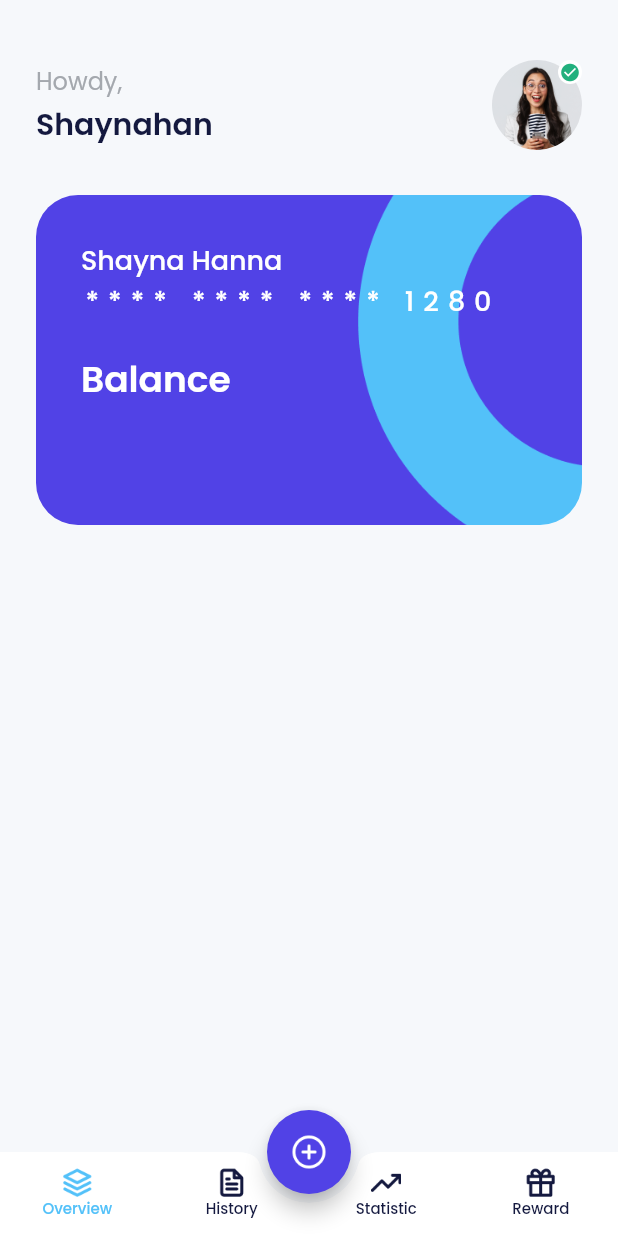
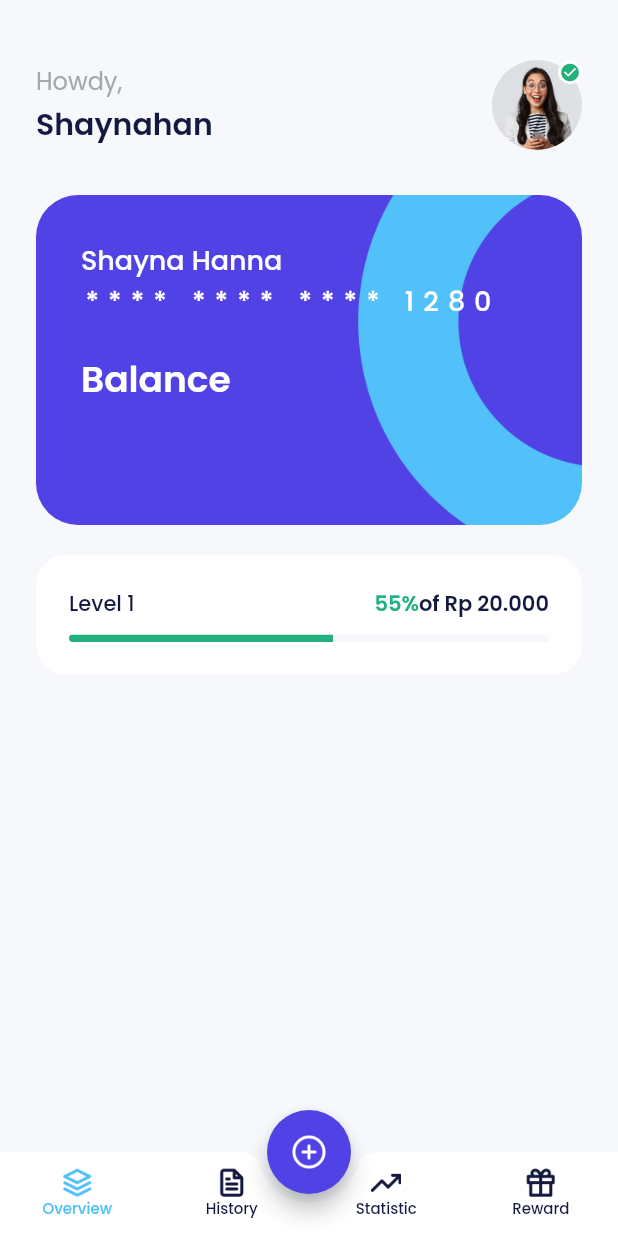
Before and after one commit to syaifudinm149/bank_sha, a Flutter app: the HomePage screen opened by its route, on a phone screen of 412 x 824 dp. Run offline on Flutter 3.47's test engine with Material 2 defaults, Android fonts, the phone set to English and light mode, and no system bars; our stand-ins replace carousel_slider, google_fonts.

Commit message:
slicing home page - build level

```diff
--- a/lib/ui/pages/home_page.dart
+++ b/lib/ui/pages/home_page.dart
@@ -79,6 +79,7 @@ class HomePage extends StatelessWidget {
         children: [
           buildProfile(),
           buildWalletCard(),
+          buildLevel(),
         ],
       ),
     );
@@ -195,4 +196,56 @@ class HomePage extends StatelessWidget {
       ),
     );
   }
+
+  Widget buildLevel() {
+    return Container(
+      margin: const EdgeInsets.only(
+        top: 20,
+      ),
+      padding: const EdgeInsets.all(22),
+      decoration: BoxDecoration(
+        borderRadius: BorderRadius.circular(20),
+        color: whiteColor,
+      ),
+      child: Column(
+        children: [
+          Row(
+            children: [
+              Text(
+                'Level 1',
+                style: blackTextStyle.copyWith(
+                  fontWeight: medium,
+                ),
+              ),
+              const Spacer(),
+              Text(
+                '55%',
+                style: greenTextStyle.copyWith(
+                  fontWeight: semiBold,
+                ),
+              ),
+              Text(
+                'of Rp 20.000',
+                style: blackTextStyle.copyWith(
+                  fontWeight: semiBold,
+                ),
+              ),
+            ],
+          ),
+          const SizedBox(
+            height: 10,
+          ),
+          ClipRRect(
+            borderRadius: BorderRadius.circular(55),
+            child: LinearProgressIndicator(
+              value: 0.55,
+              minHeight: 5,
+              valueColor: AlwaysStoppedAnimation(greenColor),
+              backgroundColor: lightBackgroundColor,
+            ),
+          ),
+        ],
+      ),
+    );
+  }
 }
```
